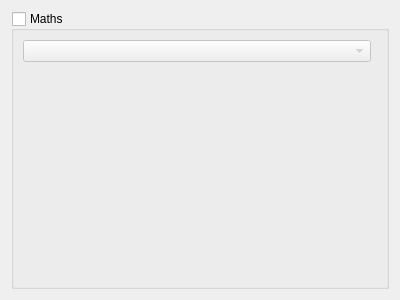
Qt form sources/mathswidget.ui (ymahinc/Oscillo2019) before a commit.
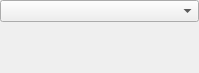
The same form after that commit. Custom widgets are drawn as their Qt base class.

Diff of the .ui file:
```diff
--- a/sources/mathswidget.ui
+++ b/sources/mathswidget.ui
@@ -6,31 +6,32 @@
    <rect>
     <x>0</x>
     <y>0</y>
-    <width>400</width>
-    <height>300</height>
+    <width>199</width>
+    <height>73</height>
    </rect>
   </property>
   <property name="windowTitle">
    <string>Form</string>
   </property>
-  <layout class="QVBoxLayout" name="verticalLayout_3">
-   <item>
-    <widget class="QGroupBox" name="groupBox">
-     <property name="title">
-      <string>Maths</string>
-     </property>
-     <property name="checkable">
-      <bool>true</bool>
-     </property>
-     <property name="checked">
-      <bool>false</bool>
-     </property>
      <layout class="QVBoxLayout" name="verticalLayout_2">
+   <property name="spacing">
+    <number>0</number>
+   </property>
+   <property name="leftMargin">
+    <number>0</number>
+   </property>
+   <property name="topMargin">
+    <number>0</number>
+   </property>
+   <property name="rightMargin">
+    <number>0</number>
+   </property>
+   <property name="bottomMargin">
+    <number>0</number>
+   </property>
       <item>
        <layout class="QVBoxLayout" name="verticalLayout">
         <item>
-         <layout class="QHBoxLayout" name="horizontalLayout">
-          <item>
            <widget class="QComboBox" name="mathsComboBox">
             <property name="sizePolicy">
              <sizepolicy hsizetype="Expanding" vsizetype="Fixed">
@@ -41,18 +42,6 @@
            </widget>
           </item>
           <item>
-           <widget class="WidgetColorPicker" name="widget" native="true">
-            <property name="sizePolicy">
-             <sizepolicy hsizetype="Minimum" vsizetype="Preferred">
-              <horstretch>0</horstretch>
-              <verstretch>0</verstretch>
-             </sizepolicy>
-            </property>
-           </widget>
-          </item>
-         </layout>
-        </item>
-        <item>
          <widget class="QStackedWidget" name="stackedWidget">
           <property name="currentIndex">
            <number>-1</number>
@@ -63,17 +52,6 @@
       </item>
      </layout>
     </widget>
-   </item>
-  </layout>
- </widget>
- <customwidgets>
-  <customwidget>
-   <class>WidgetColorPicker</class>
-   <extends>QWidget</extends>
-   <header>widgetcolorpicker.h</header>
-   <container>1</container>
-  </customwidget>
- </customwidgets>
  <resources/>
  <connections/>
 </ui>
```
Lines whose indentation alone changed are shown as unchanged.
